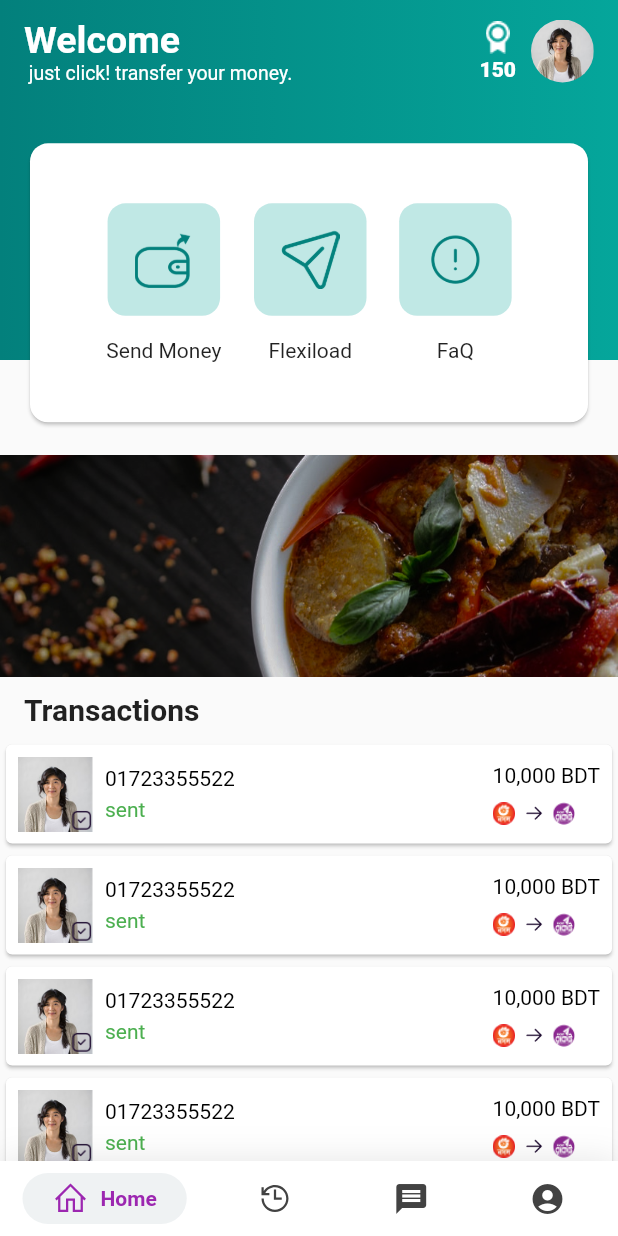
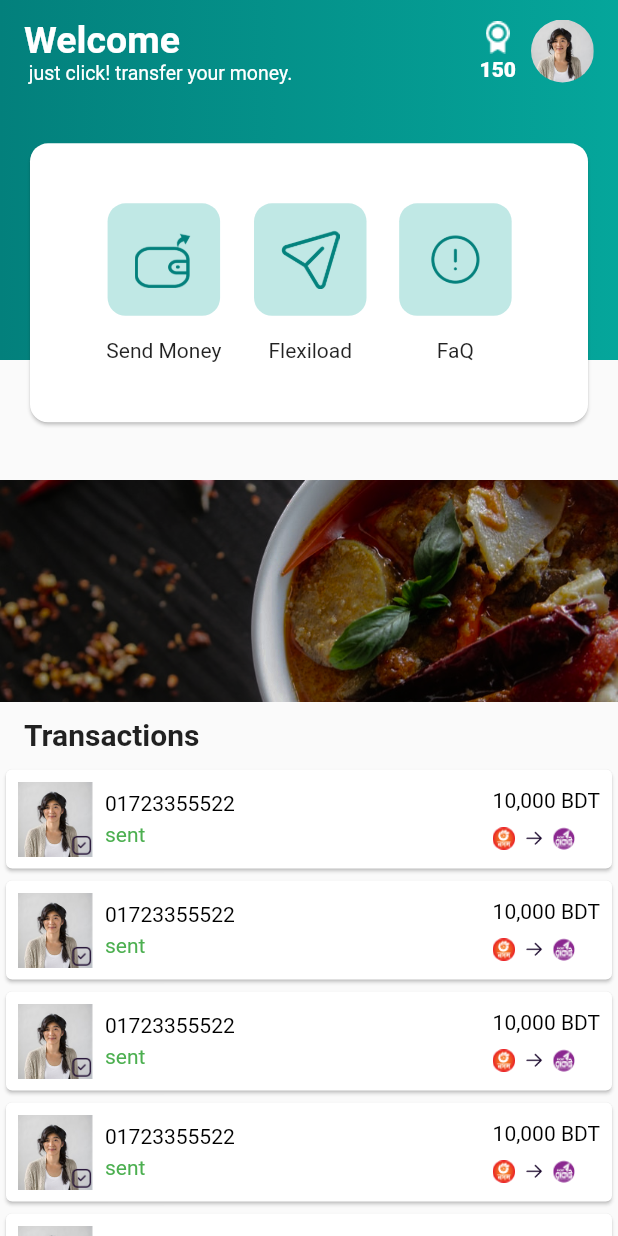
Before and after one commit to Always-Bijoy/m_lenden, a Flutter app: the HomePage screen opened by its route, on a phone screen of 412 x 824 dp. Run offline on Flutter 3.47's test engine with Material 2 defaults, Android fonts, the phone set to English and light mode, and no system bars; drawn by our look-alikes of google_nav_bar; our stand-ins replace introduction_screen, line_icons; missing offline and left inert: fancy_on_boarding; Roboto replaces fonts that are missing (Nunito).

Commit message:
work on bottom nav bar

```diff
--- a/lib/main.dart
+++ b/lib/main.dart
@@ -1,6 +1,7 @@
 import 'package:flutter/material.dart';
 import 'package:m_lenden/DemoScreen.dart';
-import 'package:m_lenden/screen/app_flow/HomePage.dart';
+import 'package:m_lenden/screen/Bottom%20Nav/MyBottomNav.dart';
+import 'file:///G:/flutterProject/work/m_lenden/lib/screen/Bottom%20Nav/HomePage.dart';
 import 'package:m_lenden/screen/welcome_flow/OTP/OtpVerification/OtpVerificationScreen.dart';
 import 'package:m_lenden/screen/welcome_flow/SplashScreen.dart';
 
@@ -20,9 +21,9 @@ class MyApp extends StatelessWidget {
       title: 'Flutter Demo',
       debugShowCheckedModeBanner: false,
       theme: ThemeData(primarySwatch: Colors.teal, fontFamily: 'Nunito'),
-      home:
+      home: MyBottomNav()
       // DummyScreen()
-      SplashScreen()
+      // SplashScreen()
       // AppIntro(),
       // MyHomePage(title: 'Fancy OnBoarding HomePage'),
     );
--- a/lib/screen/app_flow/HomePage.dart
+++ b/lib/screen/Bottom Nav/HomePage.dart
@@ -2,9 +2,10 @@ import 'package:flutter/cupertino.dart';
 import 'package:flutter/material.dart';
 import 'package:google_nav_bar/google_nav_bar.dart';
 import 'package:line_icons/line_icons.dart';
+import 'package:m_lenden/screen/Bottom%20Nav/Transaction%20History.dart';
 import 'package:m_lenden/screen/app_flow/FaQ/FaQ.dart';
 
-import 'SendMoney/SendMoney.dart';
+import '../app_flow/SendMoney/SendMoney.dart';
 
 class HomePage extends StatefulWidget {
   @override
@@ -15,26 +16,12 @@ class _HomePageState extends State<HomePage> {
   final items = List<String>.generate(10, (i) => "Item $i");
 
   int _selectedIndex = 0;
-  static const TextStyle optionStyle =
-      TextStyle(fontSize: 30, fontWeight: FontWeight.bold);
-  static const List<Widget> _widgetOptions = <Widget>[
-    Text(
-      'Index 0: Home',
-      style: optionStyle,
-    ),
-    Text(
-      'Index 1: Likes',
-      style: optionStyle,
-    ),
-    Text(
-      'Index 2: Search',
-      style: optionStyle,
-    ),
-    Text(
-      'Index 3: Profile',
-      style: optionStyle,
-    ),
-  ];
+
+  void _onItemTapped(int index) {
+    setState(() {
+      _selectedIndex = index;
+    });
+  }
 
   @override
   Widget build(BuildContext context) {
@@ -140,7 +127,8 @@ class _HomePageState extends State<HomePage> {
                         ),
                       ),
                       Padding(
-                        padding: const EdgeInsets.only(left: 16, top: 10,bottom: 8),
+                        padding:
+                            const EdgeInsets.only(left: 16, top: 10, bottom: 8),
                         child: Text(
                           "Transactions",
                           style: TextStyle(
@@ -161,7 +149,8 @@ class _HomePageState extends State<HomePage> {
                                       child: Container(
                                         height: 50,
                                         child: Row(
-                                            crossAxisAlignment: CrossAxisAlignment.start,
+                                          crossAxisAlignment:
+                                              CrossAxisAlignment.start,
                                           children: [
                                             Stack(children: [
                                               Image.asset(
@@ -170,7 +159,8 @@ class _HomePageState extends State<HomePage> {
                                                 height: 50,
                                               ),
                                               Positioned(
-                                                  right: 0,bottom: 0,
+                                                right: 0,
+                                                bottom: 0,
                                                 child: Image.asset(
                                                   "assets/icTickSquare.png",
                                                   width: 15,
@@ -179,48 +169,65 @@ class _HomePageState extends State<HomePage> {
                                               ),
                                             ]),
                                             Padding(
-                                                padding: const EdgeInsets.only(left: 8.0),
+                                              padding: const EdgeInsets.only(
+                                                  left: 8.0),
                                               child: Column(
-                                                  crossAxisAlignment: CrossAxisAlignment.start,
-                                                  mainAxisAlignment: MainAxisAlignment.center,
+                                                crossAxisAlignment:
+                                                    CrossAxisAlignment.start,
+                                                mainAxisAlignment:
+                                                    MainAxisAlignment.center,
                                                 children: [
                                                   Text(
                                                     "01723355522",
-                                                      style: TextStyle(color: Colors.black),
+                                                    style: TextStyle(
+                                                        color: Colors.black),
                                                   ),
-                                                    SizedBox(height: 5,),
+                                                  SizedBox(
+                                                    height: 5,
+                                                  ),
                                                   Text(
                                                     "sent",
-                                                      style: TextStyle(color: Colors.green),
+                                                    style: TextStyle(
+                                                        color: Colors.green),
                                                   )
                                                 ],
                                               ),
                                             ),
                                             Spacer(),
                                             Column(
-                                                crossAxisAlignment: CrossAxisAlignment.start,
-                                                mainAxisAlignment: MainAxisAlignment.center,
+                                              crossAxisAlignment:
+                                                  CrossAxisAlignment.start,
+                                              mainAxisAlignment:
+                                                  MainAxisAlignment.center,
                                               children: [
                                                 Text(
                                                   "10,000 BDT",
-                                                    style: TextStyle(color: Colors.black),
+                                                  style: TextStyle(
+                                                      color: Colors.black),
                                                 ),
-                                                  SizedBox(height: 10,),
+                                                SizedBox(
+                                                  height: 10,
+                                                ),
                                                 Row(
-                                                    mainAxisAlignment: MainAxisAlignment.end,
+                                                  mainAxisAlignment:
+                                                      MainAxisAlignment.end,
                                                   children: [
                                                     Image.asset(
                                                       "assets/nogod.png",
                                                       width: 15,
                                                       height: 15,
                                                     ),
-                                                      SizedBox(width: 5,),
+                                                    SizedBox(
+                                                      width: 5,
+                                                    ),
                                                     Image.asset(
                                                       "assets/arrowRight.png",
                                                       width: 15,
                                                       height: 15,
                                                     ),
-                                                      SizedBox(width: 5,),
+                                                    SizedBox(
+                                                      width: 5,
+                                                    ),
                                                     Image.asset(
                                                       "assets/rocket.png",
                                                       width: 15,
@@ -233,7 +240,8 @@ class _HomePageState extends State<HomePage> {
                                           ],
                                         ),
                                       ),
-                                      ),),
+                                    ),
+                                  ),
                                 ],
                               ),
                             );
@@ -315,7 +323,7 @@ class _HomePageState extends State<HomePage> {
                           ],
                         ),
                         GestureDetector(
-                          onTap: (){
+                          onTap: () {
                             Navigator.push(
                               context,
                               MaterialPageRoute(
@@ -355,7 +363,7 @@ class _HomePageState extends State<HomePage> {
           ],
         ),
       ),
-      bottomNavigationBar: Container(
+      /*bottomNavigationBar: Container(
         decoration: BoxDecoration(color: Colors.white, boxShadow: [
           BoxShadow(blurRadius: 20, color: Colors.black.withOpacity(.1))
         ]),
@@ -386,6 +394,16 @@ class _HomePageState extends State<HomePage> {
                   GButton(
                     icon: LineIcons.history,
                     text: 'History',
+                    onPressed: () {
+                      setState(() {
+                        Navigator.push(
+                          context,
+                          MaterialPageRoute(
+                            builder: (context) => TransactionHistory(),
+                          ),
+                        );
+                      });
+                    },
                   ),
                   GButton(
                     icon: Icons.message,
@@ -398,13 +416,18 @@ class _HomePageState extends State<HomePage> {
                 ],
                 selectedIndex: _selectedIndex,
                 onTabChange: (index) {
-                  setState(() {
-                    _selectedIndex = index;
-                  });
+                  switch (index) {
+                    case 0:
+                      Navigator.pushNamed(context, "/mainPage");
+                      break;
+                    case 1:
+                      Navigator.pushNamed(context, "/otpPage");
+                      break;
+                  }
                 }),
           ),
         ),
-      ),
+      ),*/
     );
   }
 }
--- a/lib/screen/app_flow/SendMoney/SummeryRespose.dart
+++ b/lib/screen/app_flow/SendMoney/SummeryRespose.dart
@@ -1,6 +1,6 @@
 import 'package:flutter/material.dart';
 
-import '../HomePage.dart';
+import '../../Bottom Nav/HomePage.dart';
 
 class SummeryResponse extends StatefulWidget {
   @override
--- a/lib/screen/welcome_flow/OTP/OtpVerification/OtpVerificationScreen.dart
+++ b/lib/screen/welcome_flow/OTP/OtpVerification/OtpVerificationScreen.dart
@@ -1,6 +1,6 @@
 import 'package:flutter/material.dart';
 import 'package:flutter/widgets.dart';
-import 'package:m_lenden/screen/app_flow/HomePage.dart';
+import 'file:///G:/flutterProject/work/m_lenden/lib/screen/Bottom%20Nav/HomePage.dart';
 import 'package:m_lenden/screen/welcome_flow/OTP/OtpVerifiedCode/OtpVerifiedCodeScreen.dart';
 
 class OtpVerificationScreen extends StatefulWidget {
--- a/lib/screen/welcome_flow/OTP/OtpVerifiedCode/OtpVerifiedCodeScreen.dart
+++ b/lib/screen/welcome_flow/OTP/OtpVerifiedCode/OtpVerifiedCodeScreen.dart
@@ -1,6 +1,6 @@
 import 'package:flutter/material.dart';
 import 'package:flutter/widgets.dart';
-import 'package:m_lenden/screen/app_flow/HomePage.dart';
+import 'file:///G:/flutterProject/work/m_lenden/lib/screen/Bottom%20Nav/HomePage.dart';
 
 class OtpVerifiedCode extends StatefulWidget {
   @override
--- a/lib/screen/welcome_flow/OnBoarding/AppOnBoarding.dart
+++ b/lib/screen/welcome_flow/OnBoarding/AppOnBoarding.dart
@@ -1,6 +1,6 @@
 import 'package:flutter/material.dart';
 import 'package:introduction_screen/introduction_screen.dart';
-import 'package:m_lenden/screen/app_flow/HomePage.dart';
+import 'file:///G:/flutterProject/work/m_lenden/lib/screen/Bottom%20Nav/HomePage.dart';
 
 class AppOnBoarding extends StatefulWidget {
   @override
--- a/lib/screen/welcome_flow/OnBoarding/onBoarding.dart
+++ b/lib/screen/welcome_flow/OnBoarding/onBoarding.dart
@@ -1,6 +1,6 @@
 import 'package:flutter/material.dart';
 import 'package:introduction_screen/introduction_screen.dart';
-import 'package:m_lenden/screen/app_flow/HomePage.dart';
+import 'file:///G:/flutterProject/work/m_lenden/lib/screen/Bottom%20Nav/HomePage.dart';
 
 class OnBoardingScreen extends StatefulWidget {
   @override
```
Also changed, not shown: lib/DemoScreen.dart (+27 -70 lines), lib/pages.dart (added, +22 -0 lines), lib/screen/Bottom Nav/MyBottomNav.dart (added, +98 -0 lines), lib/screen/Bottom Nav/Transaction History.dart (added, +50 -0 lines). Lines whose indentation alone changed are shown as unchanged.
